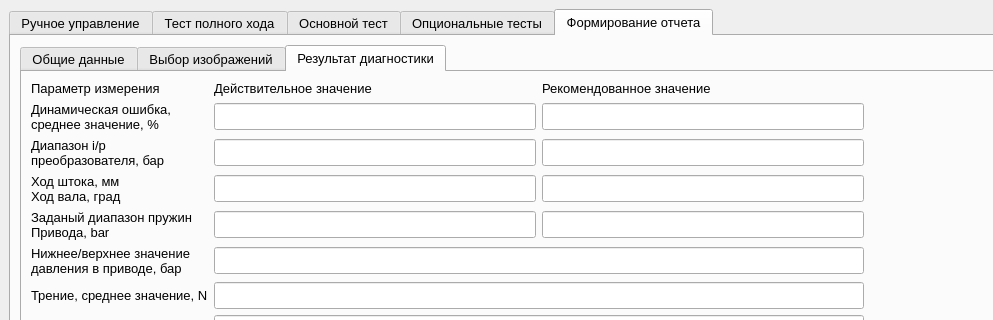
The window that MainWindow.ui (Rekvim/MpiSdk) describes before a commit, drawn with Qt 5; both pictures show x 0 to 993 and y 0 to 320 of the 1217 by 729 pixel window.
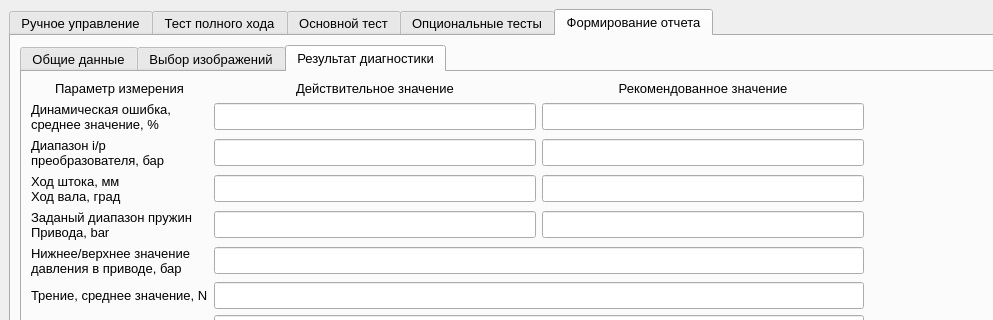
The same window after the commit. The open tabs and pages were chosen to show the change. Icons and pictures are not drawn. Custom widgets are drawn as their Qt base class.

What changed in the file:
```diff
--- a/MainWindow.ui
+++ b/MainWindow.ui
@@ -3799,6 +3799,9 @@
                 <property name="text">
                  <string>Действительное значение</string>
                 </property>
+                <property name="alignment">
+                 <set>Qt::AlignmentFlag::AlignCenter</set>
+                </property>
                </widget>
               </item>
               <item row="0" column="0">
@@ -3813,6 +3816,9 @@
                 <property name="text">
                  <string>Параметр измерения</string>
                 </property>
+                <property name="alignment">
+                 <set>Qt::AlignmentFlag::AlignCenter</set>
+                </property>
                </widget>
               </item>
               <item row="3" column="1">
@@ -3859,6 +3865,9 @@
                 <property name="text">
                  <string>Рекомендованное значение</string>
                 </property>
+                <property name="alignment">
+                 <set>Qt::AlignmentFlag::AlignCenter</set>
+                </property>
                </widget>
               </item>
               <item row="9" column="0">
```
Left out of the diff: 10 changed lines with no effect on the pictures.
